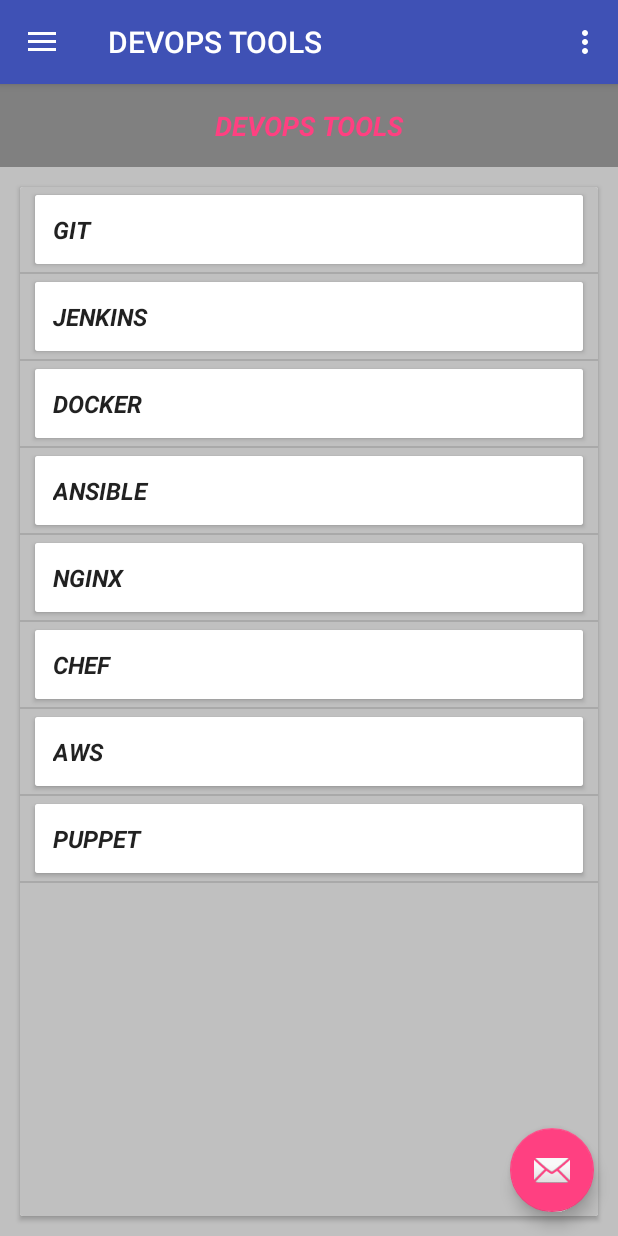
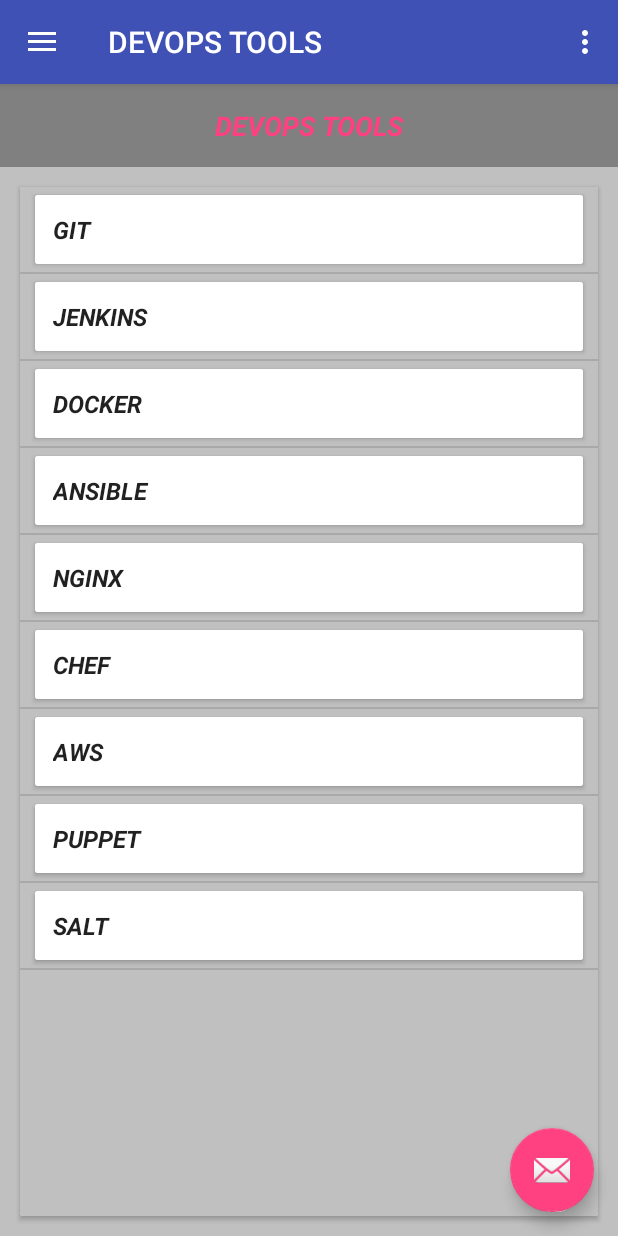
Before and after one commit to ajayandrodev/ajdevopsnew, an Android app: the screen it shows after launch once a user with an empty profile is signed in (NavigationDrawerActivity), on a phone screen of 412 x 824 dp. Run offline under Robolectric (Android 15) with nearby library versions, the phone set to English and light mode, and no system bars; our stand-ins replace Firebase (no records; nobody signed in at launch, a user with empty details on screens opened directly), sdp/ssp sizes.

Commit message:
added the salt

```diff
--- a/AjDevops/app/src/main/java/com/ajayrockstarindevops/fragments/DevopsToolsFragment.kt
+++ b/AjDevops/app/src/main/java/com/ajayrockstarindevops/fragments/DevopsToolsFragment.kt
@@ -62,6 +62,8 @@ class DevopsToolsFragment : Fragment() {
     users.add(DevopsToolModel("CHEF"))
     users.add(DevopsToolModel("AWS"))
     users.add(DevopsToolModel("PUPPET"))
+    users.add(DevopsToolModel("SALT"))
+
 
     //creating our adapter
     val adapter = DevopsToolAdapter(users)
```
